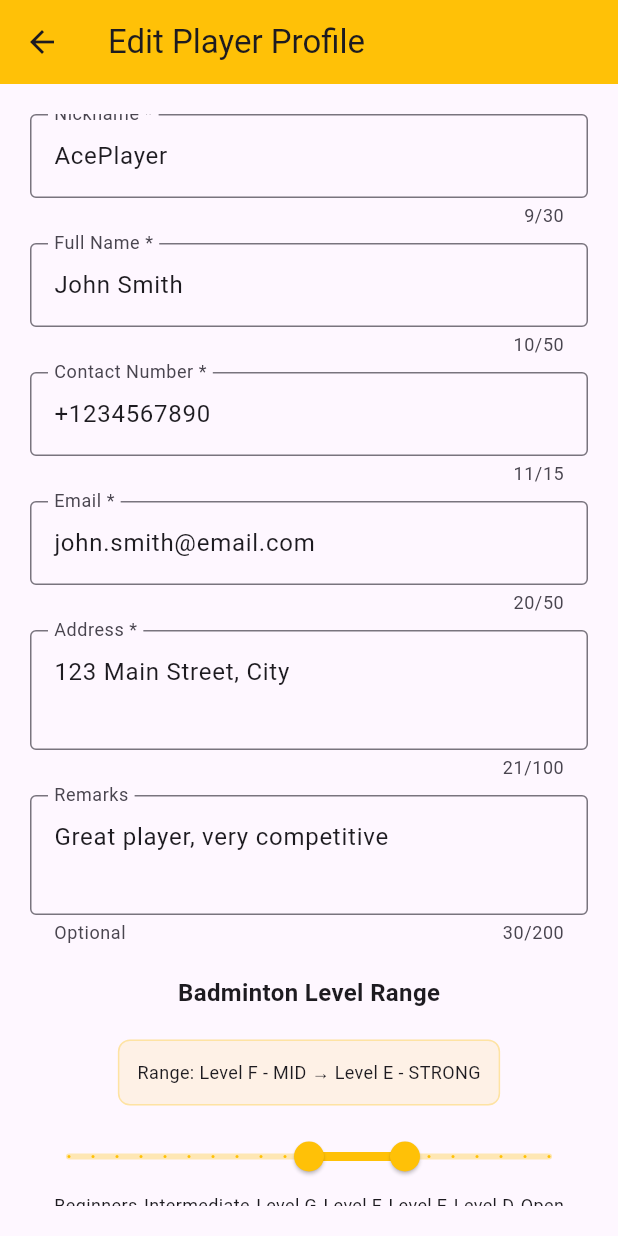
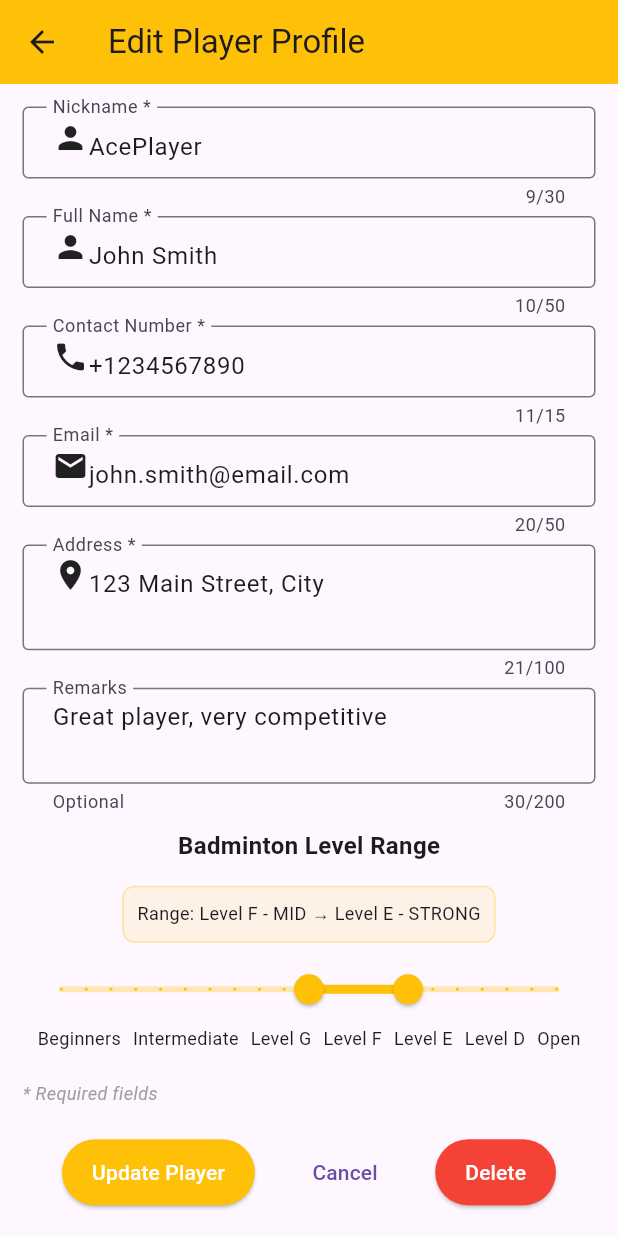
Before and after one commit to siddigamon/badminton_player_system, a Flutter app: the screen it shows after launch, after a tap on "AcePlayer", on a phone screen of 412 x 824 dp. Run offline on Flutter 3.47's test engine with Material 3 defaults, Android fonts, the phone set to English and light mode, and no system bars.

Commit message:
feat: Improve UI layout and styling in player forms and player item widget

```diff
--- a/lib/player_form.dart
+++ b/lib/player_form.dart
@@ -215,7 +215,7 @@ class _PlayerFormState extends State<PlayerForm> {
       body: Form(
         key: _formKey,
         child: Padding(
-          padding: const EdgeInsets.all(20.0),
+          padding: const EdgeInsets.all(15.0),
           child: SingleChildScrollView(
             child: Column(
               children: [
@@ -223,32 +223,40 @@ class _PlayerFormState extends State<PlayerForm> {
                   controller: _nicknameController,
                   decoration: const InputDecoration(
                     labelText: 'Nickname *',
+                    prefix:  Icon(Icons.person),
                     border: OutlineInputBorder(),
+                    contentPadding: EdgeInsets.symmetric(vertical: 8, horizontal: 16),
                   ),
                   keyboardType: TextInputType.text,
                   maxLength: 30,
                   validator: (value) => _validateRequired(value, 'Nickname'),
                 ),
-                const SizedBox(height: 10),
+                const SizedBox(height: 5),
 
                 TextFormField(
                   controller: _fullNameController,
                   decoration: const InputDecoration(
                     labelText: 'Full Name *',
                     border: OutlineInputBorder(),
+                    prefix:  Icon(Icons.person),
+                    contentPadding: EdgeInsets.symmetric(vertical: 8, horizontal: 16),
+
                   ),
                   keyboardType: TextInputType.text,
                   maxLength: 50,
                   validator: (value) => _validateRequired(value, 'Full Name'),
                 ),
-                const SizedBox(height: 10),
+                const SizedBox(height: 5),
 
                 TextFormField(
                   controller: _contactController,
                   decoration: const InputDecoration(
                     labelText: 'Contact Number *',
                     border: OutlineInputBorder(),
+                    prefix:  Icon(Icons.phone),
                     hintText: '+1234567890',
+                    contentPadding: EdgeInsets.symmetric(vertical: 8, horizontal: 16),
+
                   ),
                   keyboardType: TextInputType.phone,
                   maxLength: 15,
@@ -257,7 +265,7 @@ class _PlayerFormState extends State<PlayerForm> {
                   ],
                   validator: _validatePhoneNumber,
                 ),
-                const SizedBox(height: 10),
+                const SizedBox(height: 5),
 
                 TextFormField(
                   controller: _emailController,
@@ -265,25 +273,31 @@ class _PlayerFormState extends State<PlayerForm> {
                     labelText: 'Email *',
                     border: OutlineInputBorder(),
                     hintText: 'example@email.com',
+                    prefix: Icon(Icons.email),
+                    contentPadding: EdgeInsets.symmetric(vertical: 8, horizontal: 16),
+
                   ),
                   keyboardType: TextInputType.emailAddress,
                   maxLength: 50,
                   validator: _validateEmail,
                 ),
-                const SizedBox(height: 10),
+                const SizedBox(height: 5),
 
                 TextFormField(
                   controller: _addressController,
                   decoration: const InputDecoration(
                     labelText: 'Address *',
                     border: OutlineInputBorder(),
+                    prefix: const Icon(Icons.location_on),
+                    contentPadding: EdgeInsets.symmetric(vertical: 8, horizontal: 16),
+
                   ),
                   keyboardType: TextInputType.multiline,
                   maxLines: 2,
                   maxLength: 100,
                   validator: (value) => _validateRequired(value, 'Address'),
                 ),
-                const SizedBox(height: 10),
+                const SizedBox(height: 5),
 
                 TextFormField(
                   controller: _remarksController,
@@ -291,12 +305,14 @@ class _PlayerFormState extends State<PlayerForm> {
                     labelText: 'Remarks',
                     border: OutlineInputBorder(),
                     helperText: 'Optional',
+                    contentPadding: EdgeInsets.symmetric(vertical: 8, horizontal: 16),
+
                   ),
                   keyboardType: TextInputType.multiline,
                   maxLines: 2,
                   maxLength: 200,
                 ),
-                const SizedBox(height: 20),
+                const SizedBox(height: 10),
 
                 const Text(
                   'Badminton Level Range',
@@ -305,10 +321,10 @@ class _PlayerFormState extends State<PlayerForm> {
                     fontWeight: FontWeight.bold,
                   ),
                 ),
-                const SizedBox(height: 20),
+                const SizedBox(height: 15),
 
                 Container(
-                  padding: const EdgeInsets.all(12),
+                  padding: const EdgeInsets.all(9),
                   decoration: BoxDecoration(
                     color: Colors.amber.withOpacity(0.1),
                     borderRadius: BorderRadius.circular(8),
@@ -322,7 +338,7 @@ class _PlayerFormState extends State<PlayerForm> {
                     ),
                   ),
                 ),
-                const SizedBox(height: 10),
+                const SizedBox(height: 7),
 
                 RangeSlider(
                   values: _levelRange,
@@ -343,7 +359,7 @@ class _PlayerFormState extends State<PlayerForm> {
                 ),
 
                 const Padding(
-                  padding: EdgeInsets.symmetric(horizontal: 16.0),
+                  padding: EdgeInsets.symmetric(horizontal: 10.0),
                   child: Row(
                     mainAxisAlignment: MainAxisAlignment.spaceBetween,
                     children: [
@@ -358,7 +374,7 @@ class _PlayerFormState extends State<PlayerForm> {
                   ),
                 ),
 
-                const SizedBox(height: 30),
+                const SizedBox(height: 20),
 
                 const Row(
                   children: [
--- a/lib/players.dart
+++ b/lib/players.dart
@@ -215,7 +215,7 @@ class _PlayersState extends State<Players> {
                           size: 64,
                           color: Colors.grey,
                         ),
-                        const SizedBox(height: 16),
+                        const SizedBox(height: 10),
                         Text(
                           _searchController.text.isEmpty
                               ? 'No players added yet'
@@ -229,8 +229,9 @@ class _PlayersState extends State<Players> {
                   ),
                 )
               : Expanded(
-                  child: ListView.builder(
+                  child: ListView.separated(
                     itemCount: filteredPlayers.length,
+                    separatorBuilder: (context, index) => const SizedBox(height: 5.0),
                     itemBuilder: (context, index) {
                       final player = filteredPlayers[index];
                       return Dismissible(
@@ -251,7 +252,7 @@ class _PlayersState extends State<Players> {
                             context: context,
                             builder: (ctx) => AlertDialog(
                               title: const Text('Delete Player'),
-                              content: Text('Are you sure you want to delete ${player.nickname}?'),
+                              content: Text('Deleting ${player.nickname}?'),
                               actions: [
                                 TextButton(
                                   onPressed: () => Navigator.of(ctx).pop(false),
--- a/lib/widgets/player_item_widget.dart
+++ b/lib/widgets/player_item_widget.dart
@@ -11,8 +11,13 @@ class PlayerItemWidget extends StatelessWidget {
     return SizedBox(
       width: double.infinity,
       child: Card(
+        margin: const EdgeInsets.symmetric(horizontal: 8.0, vertical: 1.0),
+        shape: RoundedRectangleBorder(
+          borderRadius: BorderRadius.circular(2.0),
+        ),
+        elevation: 2.0,
         child: Padding(
-          padding: const EdgeInsets.all(8.0),
+          padding: const EdgeInsets.all(5.0),
           child: Column(
             crossAxisAlignment: CrossAxisAlignment.start,
             children: [
@@ -20,7 +25,7 @@ class PlayerItemWidget extends StatelessWidget {
                 playerItem.nickname,
                 style: const TextStyle(
                   fontWeight: FontWeight.bold,
-                  fontSize: 24,
+                  fontSize: 20,
                 ),
               ),
               const SizedBox(height: 4),
```
